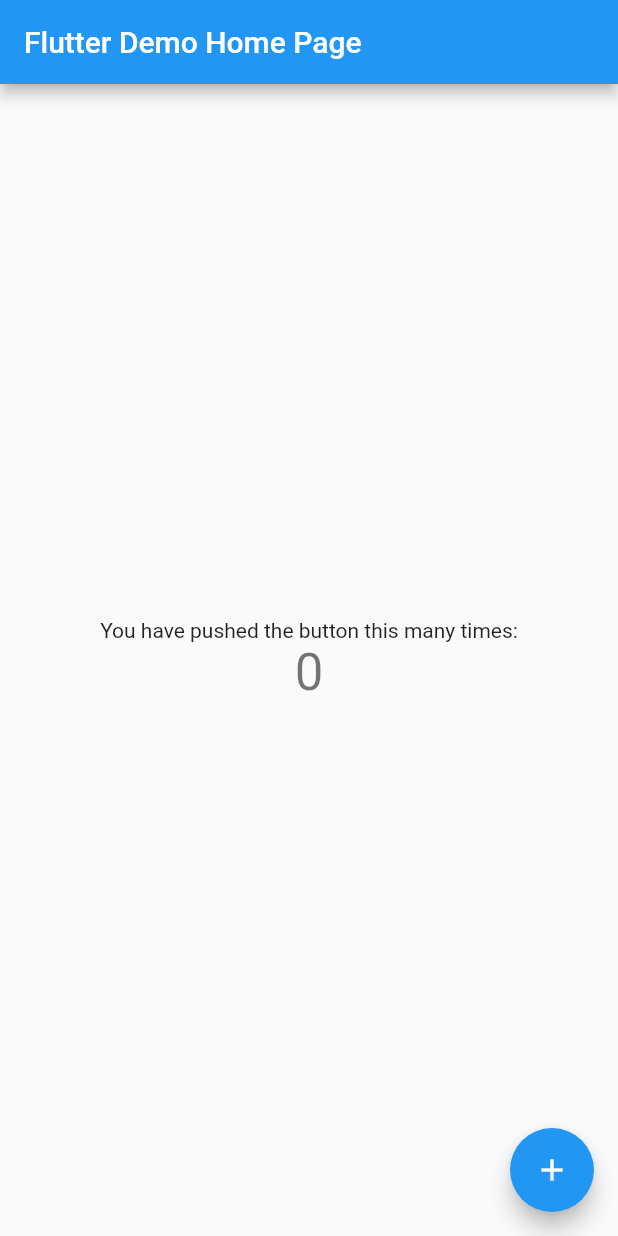
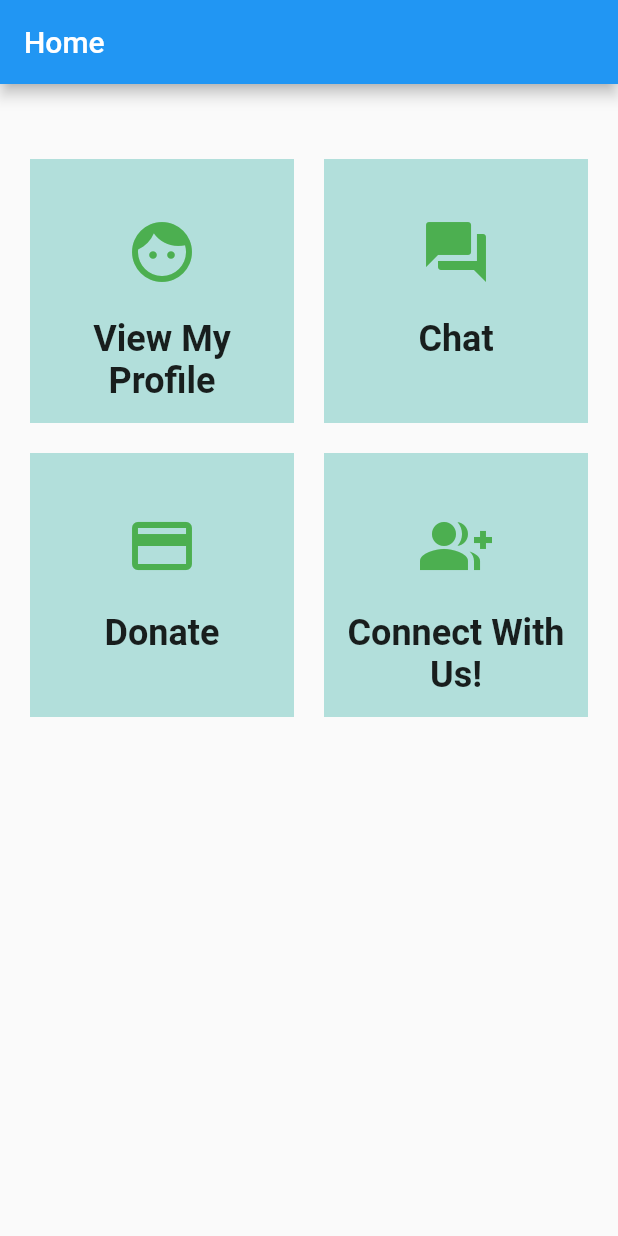
Before and after one commit to GideonsPromiseDev/GPMobileApp, a Flutter app: the screen it shows after launch, on a phone screen of 412 x 824 dp. Run offline on Flutter 3.47's test engine with Material 2 defaults, Android fonts, the phone set to English and light mode, and no system bars.

Commit message:
Created the home screen with buttons to other pages.

```diff
--- a/gp_mobile/lib/main.dart
+++ b/gp_mobile/lib/main.dart
@@ -1,4 +1,5 @@
 import 'package:flutter/material.dart';
+import 'package:gp_mobile/pages/home/page_selector.dart';
 // import 'package:firebase_core/firebase_core.dart';
 
 void main() {
@@ -12,7 +13,7 @@ class MyApp extends StatelessWidget {
   @override
   Widget build(BuildContext context) {
     return MaterialApp(
-      title: 'Flutter Demo',
+      title: 'Gideon' 's Promise Mobile App',
       theme: ThemeData(
         // This is the theme of your application.
         //
@@ -25,7 +26,7 @@ class MyApp extends StatelessWidget {
         // is not restarted.
         primarySwatch: Colors.blue,
       ),
-      home: const MyHomePage(title: 'Flutter Demo Home Page'),
+      home: const MyHomePage(title: 'Home'),
     );
   }
 }
@@ -49,19 +50,6 @@ class MyHomePage extends StatefulWidget {
 }
 
 class _MyHomePageState extends State<MyHomePage> {
-  int _counter = 0;
-
-  void _incrementCounter() {
-    setState(() {
-      // This call to setState tells the Flutter framework that something has
-      // changed in this State, which causes it to rerun the build method below
-      // so that the display can reflect the updated values. If we changed
-      // _counter without calling setState(), then the build method would not be
-      // called again, and so nothing would appear to happen.
-      _counter++;
-    });
-  }
-
   @override
   Widget build(BuildContext context) {
     // This method is rerun every time setState is called, for instance as done
@@ -75,42 +63,10 @@ class _MyHomePageState extends State<MyHomePage> {
         // Here we take the value from the MyHomePage object that was created by
         // the App.build method, and use it to set our appbar title.
         title: Text(widget.title),
+        automaticallyImplyLeading: true,
       ),
-      body: Center(
-        // Center is a layout widget. It takes a single child and positions it
-        // in the middle of the parent.
-        child: Column(
-          // Column is also a layout widget. It takes a list of children and
-          // arranges them vertically. By default, it sizes itself to fit its
-          // children horizontally, and tries to be as tall as its parent.
-          //
-          // Invoke "debug painting" (press "p" in the console, choose the
-          // "Toggle Debug Paint" action from the Flutter Inspector in Android
-          // Studio, or the "Toggle Debug Paint" command in Visual Studio Code)
-          // to see the wireframe for each widget.
-          //
-          // Column has various properties to control how it sizes itself and
-          // how it positions its children. Here we use mainAxisAlignment to
-          // center the children vertically; the main axis here is the vertical
-          // axis because Columns are vertical (the cross axis would be
-          // horizontal).
-          mainAxisAlignment: MainAxisAlignment.center,
-          children: <Widget>[
-            const Text(
-              'You have pushed the button this many times:',
-            ),
-            Text(
-              '$_counter',
-              style: Theme.of(context).textTheme.headline4,
-            ),
-          ],
-        ),
-      ),
-      floatingActionButton: FloatingActionButton(
-        onPressed: _incrementCounter,
-        tooltip: 'Increment',
-        child: const Icon(Icons.add),
-      ), // This trailing comma makes auto-formatting nicer for build methods.
+      body: PageSelector(),
+// This trailing comma makes auto-formatting nicer for build methods.
     );
   }
 }
--- /dev/null
+++ b/gp_mobile/lib/pages/home/page_selector.dart
@@ -0,0 +1,147 @@
+import 'package:flutter/material.dart';
+import 'package:flutter/widgets.dart';
+
+class PageSelector extends StatelessWidget {
+  const PageSelector({Key? key}) : super(key: key);
+
+  @override
+  Widget build(BuildContext context) {
+    return GridView.count(
+      primary: false,
+      padding: const EdgeInsets.fromLTRB(20, 50, 20, 20),
+      crossAxisSpacing: 20,
+      mainAxisSpacing: 20,
+      crossAxisCount: 2,
+      children: <Widget>[
+        Material(
+          color: Colors.teal[100],
+          child: InkWell(
+            onTap: () {
+              print("Clicked view profile");
+            },
+            splashColor: Colors.grey,
+            child: Container(
+              padding: const EdgeInsets.all(8),
+              child: Center(
+                child: Column(
+                  children: [
+                    Container(
+                      padding: const EdgeInsets.only(top: 30, bottom: 20),
+                      child: Icon(
+                        Icons.face,
+                        color: Colors.green[500],
+                        size: 48,
+                      ),
+                    ),
+                    const Text(
+                      'View My Profile',
+                      style:
+                          TextStyle(fontWeight: FontWeight.bold, fontSize: 24),
+                      textAlign: TextAlign.center,
+                    ),
+                  ],
+                ),
+              ),
+            ),
+          ),
+        ),
+        Material(
+          color: Colors.teal[100],
+          child: InkWell(
+            onTap: () {
+              print("Clicked chat");
+            },
+            splashColor: Colors.grey,
+            child: Container(
+              padding: const EdgeInsets.all(8),
+              child: Center(
+                child: Column(
+                  children: [
+                    Container(
+                      padding: const EdgeInsets.only(top: 30, bottom: 20),
+                      child: Icon(
+                        Icons.forum,
+                        color: Colors.green[500],
+                        size: 48,
+                      ),
+                    ),
+                    const Text(
+                      'Chat',
+                      style:
+                          TextStyle(fontWeight: FontWeight.bold, fontSize: 24),
+                      textAlign: TextAlign.center,
+                    ),
+                  ],
+                ),
+              ),
+            ),
+          ),
+        ),
+        Material(
+          color: Colors.teal[100],
+          child: InkWell(
+            onTap: () {
+              print("Clicked donate");
+            },
+            splashColor: Colors.grey,
+            child: Container(
+              padding: const EdgeInsets.all(8),
+              child: Center(
+                child: Column(
+                  children: [
+                    Container(
+                      padding: const EdgeInsets.only(top: 30, bottom: 20),
+                      child: Icon(
+                        Icons.payment,
+                        color: Colors.green[500],
+                        size: 48,
+                      ),
+                    ),
+                    const Text(
+                      'Donate',
+                      style:
+                          TextStyle(fontWeight: FontWeight.bold, fontSize: 24),
+                      textAlign: TextAlign.center,
+                    ),
+                  ],
+                ),
+              ),
+            ),
+          ),
+        ),
+        Material(
+          color: Colors.teal[100],
+          child: InkWell(
+            onTap: () {
+              print("Clicked connect with us");
+            },
+            splashColor: Colors.grey,
+            child: Container(
+              padding: const EdgeInsets.all(8),
+              child: Center(
+                child: Column(
+                  children: [
+                    Container(
+                      padding: const EdgeInsets.only(top: 30, bottom: 20),
+                      child: Icon(
+                        Icons.group_add,
+                        color: Colors.green[500],
+                        size: 48,
+                      ),
+                    ),
+                    const Text(
+                      'Connect With Us!',
+                      style:
+                          TextStyle(fontWeight: FontWeight.bold, fontSize: 24),
+                      textAlign: TextAlign.center,
+                    ),
+                  ],
+                ),
+              ),
+            ),
+          ),
+        ),
+      ],
+    );
+  }
+}
```
